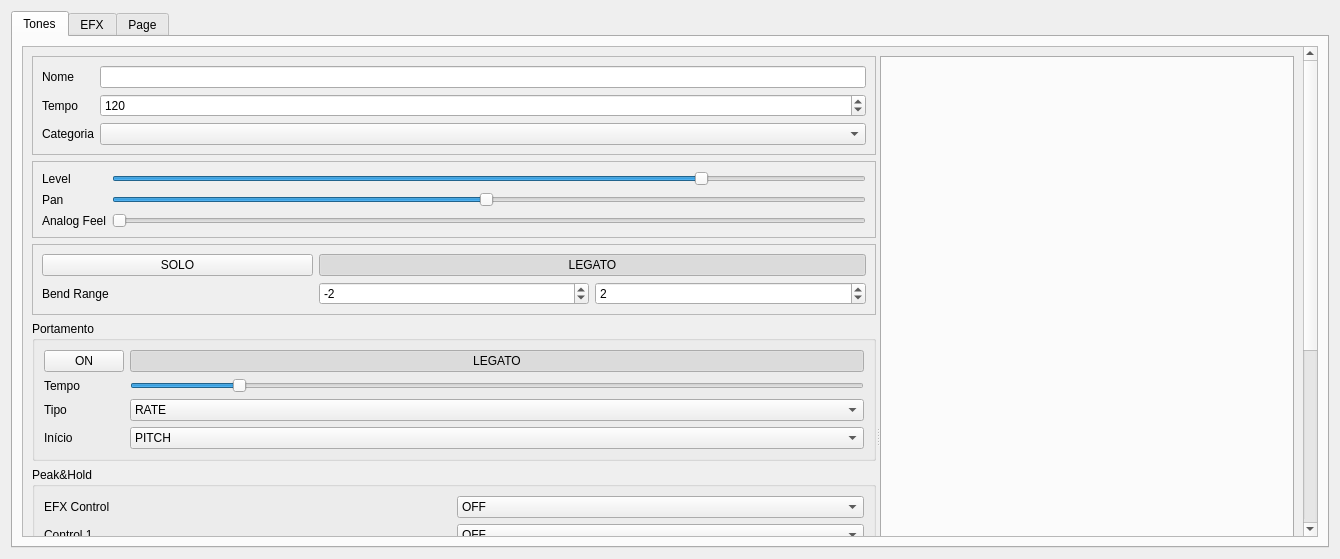
This is PatchUI.ui in marcelbonnet/QStage as Qt 5 draws it before an edit. The edited form follows.
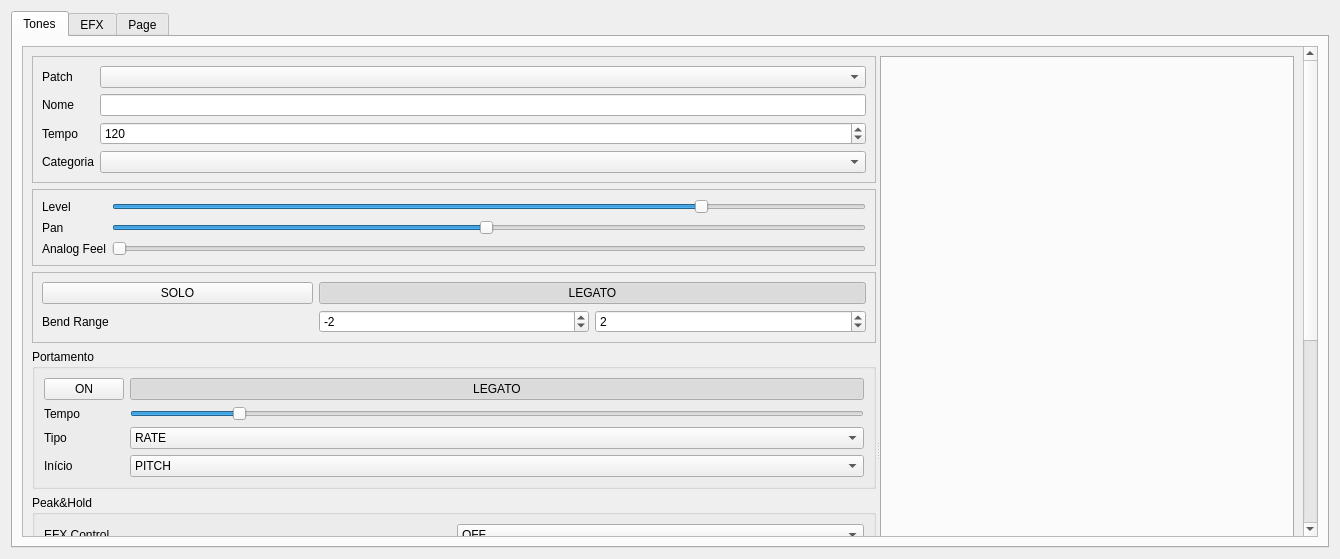
This is the edited form. The open tabs and pages were chosen to show the change.

What changed in the file:
```diff
--- a/PatchUI.ui
+++ b/PatchUI.ui
@@ -41,7 +41,7 @@
             <x>0</x>
             <y>0</y>
             <width>1284</width>
-            <height>1006</height>
+            <height>1055</height>
            </rect>
           </property>
           <layout class="QHBoxLayout" name="horizontalLayout_4">
@@ -73,14 +73,14 @@
                   <enum>QFrame::Raised</enum>
                  </property>
                  <layout class="QFormLayout" name="formLayout">
-                  <item row="0" column="0">
+                  <item row="3" column="0">
                    <widget class="QLabel" name="label_61">
                     <property name="text">
                      <string>Nome</string>
                     </property>
                    </widget>
                   </item>
-                  <item row="0" column="1">
+                  <item row="3" column="1">
                    <widget class="QLineEdit" name="name">
                     <property name="text">
                      <string/>
@@ -90,14 +90,14 @@
                     </property>
                    </widget>
                   </item>
-                  <item row="3" column="0">
+                  <item row="6" column="0">
                    <widget class="QLabel" name="label_68">
                     <property name="text">
                      <string>Tempo</string>
                     </property>
                    </widget>
                   </item>
-                  <item row="3" column="1">
+                  <item row="6" column="1">
                    <widget class="QSpinBox" name="tempo">
                     <property name="minimum">
                      <number>20</number>
@@ -113,16 +113,26 @@
                     </property>
                    </widget>
                   </item>
-                  <item row="5" column="0">
+                  <item row="8" column="0">
                    <widget class="QLabel" name="label_62">
                     <property name="text">
                      <string>Categoria</string>
                     </property>
                    </widget>
                   </item>
-                  <item row="5" column="1">
+                  <item row="8" column="1">
                    <widget class="QComboBox" name="patchCategory"/>
                   </item>
+                  <item row="2" column="0">
+                   <widget class="QLabel" name="label_3">
+                    <property name="text">
+                     <string>Patch</string>
+                    </property>
+                   </widget>
+                  </item>
+                  <item row="2" column="1">
+                   <widget class="QComboBox" name="patch"/>
+                  </item>
                  </layout>
                 </widget>
                </item>
```
Left out of the diff: 2 changed lines with no effect on the pictures.
